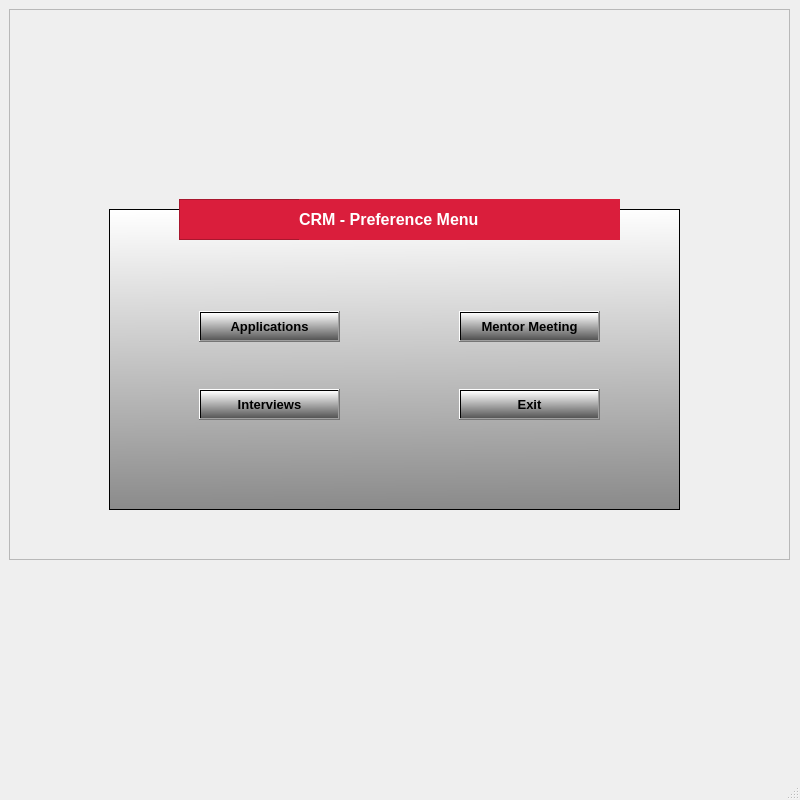
The window that ui/preference.ui (nesibebakirdag-ship-it/Python_Modul_Week_4_team_2) describes before a commit, drawn with Qt 5.
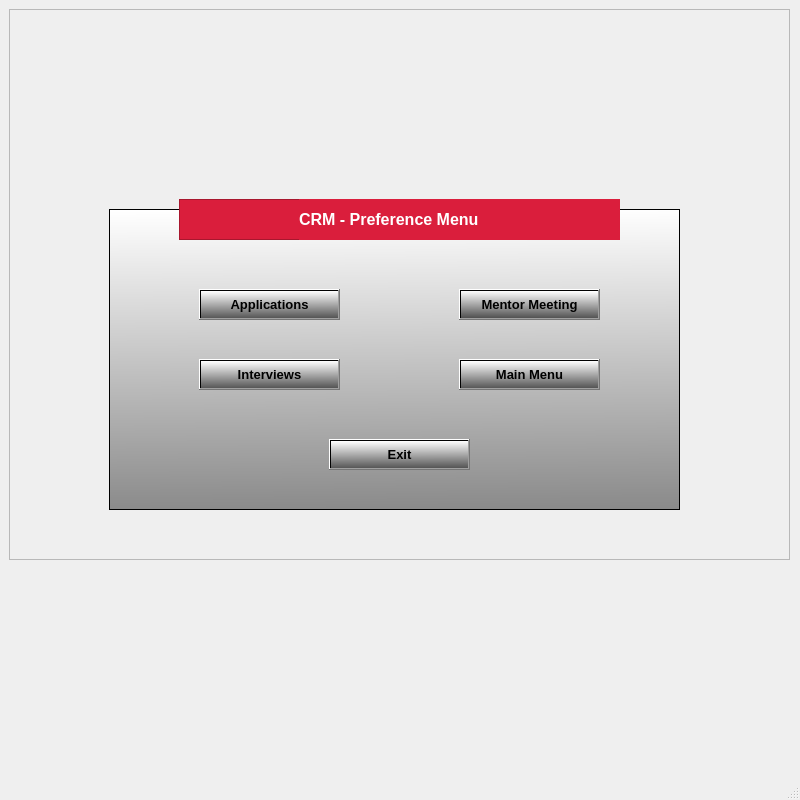
The same window after the commit. Icons and pictures are not drawn.

```diff
--- a/ui/preference.ui
+++ b/ui/preference.ui
@@ -136,7 +136,7 @@
       <property name="geometry">
        <rect>
         <x>90</x>
-        <y>102</y>
+        <y>80</y>
         <width>141</width>
         <height>31</height>
        </rect>
@@ -169,7 +169,7 @@
       <property name="geometry">
        <rect>
         <x>90</x>
-        <y>180</y>
+        <y>150</y>
         <width>141</width>
         <height>31</height>
        </rect>
@@ -201,7 +201,7 @@
       <property name="geometry">
        <rect>
         <x>350</x>
-        <y>102</y>
+        <y>80</y>
         <width>141</width>
         <height>31</height>
        </rect>
@@ -233,8 +233,8 @@
      <widget class="QPushButton" name="pushButton_4">
       <property name="geometry">
        <rect>
-        <x>350</x>
-        <y>180</y>
+        <x>220</x>
+        <y>230</y>
         <width>141</width>
         <height>31</height>
        </rect>
@@ -262,6 +262,32 @@
        <string>Exit</string>
       </property>
      </widget>
+     <widget class="QPushButton" name="pushButton_5">
+      <property name="geometry">
+       <rect>
+        <x>350</x>
+        <y>150</y>
+        <width>141</width>
+        <height>31</height>
+       </rect>
+      </property>
+      <property name="font">
+       <font>
+        <family>Arial</family>
+        <pointsize>10</pointsize>
+        <weight>75</weight>
+        <bold>true</bold>
+       </font>
+      </property>
+      <property name="styleSheet">
+       <string notr="true">background-color: rgb(182, 182, 182);
+background-color: qlineargradient(spread:pad, x1:0.511364, y1:1, x2:0.489, y2:0, stop:0 rgba(86, 86, 86, 255), stop:1 rgba(255, 255, 255, 255));
+color:rgb(0, 0, 0)</string>
+      </property>
+      <property name="text">
+       <string>Main Menu</string>
+      </property>
+     </widget>
     </widget>
     <widget class="QFrame" name="frame_3">
      <property name="geometry">
```
